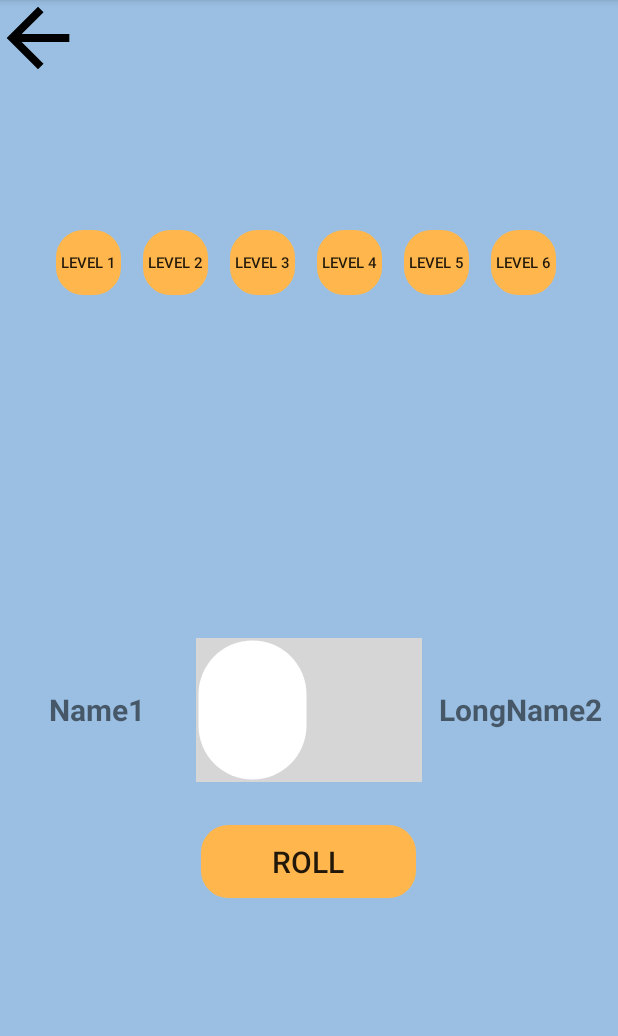
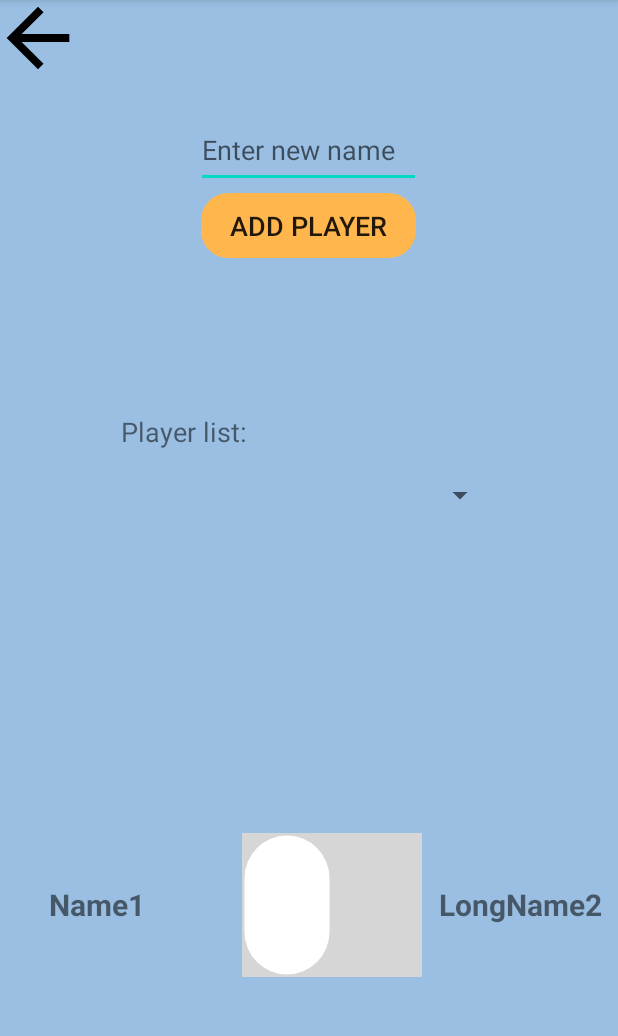
Before and after one commit to Vlad-Kovalev/GameCenter, an Android app: the screen it shows after launch (TruthOrDare), after a tap on an icon or button, on a phone screen of 412 x 824 dp, the part 84-1120 px from its top. Run offline under Robolectric (Android 15) with nearby library versions, the phone set to English and light mode, and no system bars.

```diff
--- a/app/build.gradle
+++ b/app/build.gradle
@@ -23,8 +23,8 @@ android {
         }
     }
     compileOptions {
-        sourceCompatibility JavaVersion.VERSION_1_8
-        targetCompatibility JavaVersion.VERSION_1_8
+        sourceCompatibility JavaVersion.VERSION_1_10
+        targetCompatibility JavaVersion.VERSION_1_10
     }
     sourceSets {
         main {
--- a/app/src/main/java/com/example/theendgame/TruthOrDare.java
+++ b/app/src/main/java/com/example/theendgame/TruthOrDare.java
@@ -1,14 +1,68 @@
 package com.example.theendgame;
 
 import androidx.appcompat.app.AppCompatActivity;
+import androidx.appcompat.widget.AppCompatButton;
+import androidx.appcompat.widget.AppCompatSpinner;
 
+import android.content.Intent;
 import android.os.Bundle;
+import android.view.View;
+import android.view.ViewGroup;
+import android.widget.AdapterView;
+import android.widget.ArrayAdapter;
+import android.widget.EditText;
+import android.widget.ImageButton;
+import android.widget.Spinner;
+import android.widget.Toast;
+
+import java.util.ArrayList;
 
 public class TruthOrDare extends AppCompatActivity {
+    private ImageButton btnBack;
+    private AppCompatButton btnAdd;
+    private EditText etNameInput;
+    private Spinner spinDropdown;
+    private ArrayList<String> players = new ArrayList<>();
 
     @Override
     protected void onCreate(Bundle savedInstanceState) {
         super.onCreate(savedInstanceState);
         setContentView(R.layout.activity_truth_or_dare);
+
+        spinDropdown = (Spinner)findViewById(R.id.spinDropdown);
+        etNameInput = findViewById(R.id.etNameInput);
+        btnBack = findViewById(R.id.btnBack); btnAdd = findViewById(R.id.btnAdd);
+        btnBack.setOnClickListener(new View.OnClickListener() {
+            @Override
+            public void onClick(View v) {
+                Intent intent = new Intent(TruthOrDare.this, center.class);
+                startActivity(intent);
+            }
+        });
+        btnAdd.setOnClickListener(new View.OnClickListener() {
+            @Override
+            public void onClick(View v) {
+                players.add(etNameInput.getText().toString());
+            }
+        });
+
+        ArrayAdapter<String> adapter = new ArrayAdapter<>(this, android.R.layout.simple_spinner_dropdown_item, players) {
+            @Override
+            public View getDropDownView(int position, View convertView, ViewGroup parent) {
+                // Check if it's the first item (position 0)
+                if (position == 0) {
+                    // Inflate the custom layout for the dropdown
+                    convertView = getLayoutInflater().inflate(R.layout.spinner_item_custom_message, parent, false);
+                } else {
+                    // For other positions, use the default dropdown view
+                    convertView = super.getDropDownView(position, convertView, parent);
+                }
+                return convertView;
+            }
+        };
+        adapter.setDropDownViewResource(android.R.layout.simple_spinner_dropdown_item);
+        spinDropdown.setAdapter(adapter);
+        spinDropdown.setSelection(0, true);
+
     }
 }
--- a/app/src/main/java/com/example/theendgame/center.java
+++ b/app/src/main/java/com/example/theendgame/center.java
@@ -11,7 +11,7 @@ import com.google.android.material.imageview.ShapeableImageView;
 
 public class center extends AppCompatActivity {
 
-    ShapeableImageView ivMemoryGame, ivTruthOrDare, ivDiceRoll;
+    ShapeableImageView ivMemoryGame, ivTruthOrDare, ivDiceRoll, ivFourInRow;
     EditText etName;
 
     @Override
@@ -23,6 +23,7 @@ public class center extends AppCompatActivity {
         ivMemoryGame = findViewById(R.id.ivMemoryGame);
         ivTruthOrDare = findViewById(R.id.ivTruthOrDare);
         ivDiceRoll = findViewById(R.id.ivDiceRoll);
+        ivFourInRow = findViewById(R.id.ivFourInRow);
         etName = findViewById(R.id.etName);
 
 
@@ -56,5 +57,15 @@ public class center extends AppCompatActivity {
             }
         });
 
+        ivFourInRow.setOnClickListener(new View.OnClickListener() {
+            @Override
+            public void onClick(View v) {
+                String name = etName.getText().toString();
+                Intent intent = new Intent(center.this, FourInRow.class);
+                intent.putExtra("keyname", name);
+                startActivity(intent);
+            }
+        });
+
     }
 }
--- a/app/src/main/res/drawable/switch_thumb.xml
+++ b/app/src/main/res/drawable/switch_thumb.xml
@@ -4,7 +4,7 @@
         <shape android:dither="true" android:shape="rectangle" android:useLevel="false" android:visible="true">
             <solid android:color="#36BD51"/>
             <corners android:radius="50dp" />
-            <size android:width="75dp" android:height="75dp" />
+            <size android:width="60dp" android:height="60dp" />
             <stroke android:width="3dp" android:color="#0000ffff" />
         </shape>
     </item>
@@ -12,7 +12,7 @@
         <shape android:dither="true" android:shape="rectangle" android:useLevel="false" android:visible="true">
             <solid android:color="#FFFFFF"/>
             <corners android:radius="50dp" />
-            <size android:width="75dp" android:height="75dp" />
+            <size android:width="60dp" android:height="60dp" />
             <stroke android:width="3dp" android:color="#0000ffff" />
         </shape>
     </item>
--- a/app/src/main/res/layout/activity_truth_or_dare.xml
+++ b/app/src/main/res/layout/activity_truth_or_dare.xml
@@ -14,76 +14,55 @@
         android:layout_height="50dp"
         android:src="@drawable/arrow_back_foreground"
         android:background="@android:color/transparent"/>
+
     <Space android:layout_width="wrap_content" android:layout_height="25dp"/>
+        <!--EDIT TEXT TEXT RESETING AFTER ADDING INTO A LIST-->
+        <!--ARRAY PLAYER REMOVE-->
+        <!--MEMORY GAME CLICKING ON THE SAME CARD TWICE COUNT AS CLICK IN COUNTER-->
+        <EditText
+            android:id="@+id/etNameInput"
+            android:layout_width="150dp"
+            android:layout_height="50dp"
+            android:layout_gravity="center"
+            android:hint="Enter new name"
+            android:textSize="18sp"/>
+
+    <androidx.appcompat.widget.AppCompatButton
+        android:id="@+id/btnAdd"
+        android:layout_width="150dp"
+        android:layout_height="50dp"
+        android:layout_gravity="center_horizontal"
+        android:text="Add Player"
+        android:textSize="18sp"
+        android:background="@drawable/restart_reroll_btn"
+        style="?android:attr/borderlessButtonStyle"/>
+
+    <Space android:layout_width="wrap_content" android:layout_height="100dp"/>
 
     <LinearLayout
-        android:layout_width="match_parent"
+        android:layout_width="wrap_content"
         android:layout_height="wrap_content"
-        android:orientation="horizontal"
-        android:layout_gravity="center">
+        android:orientation="vertical"
+        android:layout_gravity="center"
+        android:weightSum="5">
 
-        <!--MEMORY GAME CLICKING ON THE SAME CARD TWICE COUNT AS CLICK IN COUNTER-->
-        <GridLayout
-            android:id="@+id/glLevels"
+        <TextView
             android:layout_width="wrap_content"
-            android:layout_height="200dp"
-            android:columnCount="6"
-            android:padding="30dp"
-            android:useDefaultMargins="true"
-            android:layout_gravity="center">
+            android:layout_height="wrap_content"
+            android:text="Player list:"
+            android:textSize="18dp"
+            android:paddingBottom="5dp"/>
 
-            <androidx.appcompat.widget.AppCompatButton
-                android:layout_width="50dp"
+        <Spinner
+            android:id="@+id/spinDropdown"
+            android:layout_width="250dp"
             android:layout_height="50dp"
-                android:layout_gravity="center"
-                android:text="level 1"
-                android:textSize="10sp"
-                android:background="@drawable/restart_reroll_btn" style="?android:attr/borderlessButtonStyle"/>
-
-            <androidx.appcompat.widget.AppCompatButton
-                android:layout_width="50dp"
-                android:layout_height="50dp"
-                android:layout_gravity="center"
-                android:text="level 2"
-                android:textSize="10sp"
-                android:background="@drawable/restart_reroll_btn" style="?android:attr/borderlessButtonStyle"/>
-
-            <androidx.appcompat.widget.AppCompatButton
-                android:layout_width="50dp"
-                android:layout_height="50dp"
-                android:layout_gravity="center"
-                android:text="level 3"
-                android:textSize="10sp"
-                android:background="@drawable/restart_reroll_btn" style="?android:attr/borderlessButtonStyle"/>
-
-            <androidx.appcompat.widget.AppCompatButton
-                android:layout_width="50dp"
-                android:layout_height="50dp"
-                android:layout_gravity="center"
-                android:text="level 4"
-                android:textSize="10sp"
-                android:background="@drawable/restart_reroll_btn" style="?android:attr/borderlessButtonStyle"/>
-
-            <androidx.appcompat.widget.AppCompatButton
-                android:layout_width="50dp"
-                android:layout_height="50dp"
-                android:layout_gravity="center"
-                android:text="level 5"
-                android:textSize="10sp"
-                android:background="@drawable/restart_reroll_btn" style="?android:attr/borderlessButtonStyle"/>
-
-            <androidx.appcompat.widget.AppCompatButton
-                android:layout_width="50dp"
-                android:layout_height="50dp"
-                android:layout_gravity="center"
-                android:text="level 6"
-                android:textSize="10sp"
-                android:background="@drawable/restart_reroll_btn" style="?android:attr/borderlessButtonStyle"/>
-
-        </GridLayout>
+            android:layout_weight="3"
+            android:popupBackground="#8AB4DD"
+            android:spinnerMode="dropdown" />
     </LinearLayout>
 
-    <Space android:layout_width="wrap_content" android:layout_height="150dp"/>
+    <Space android:layout_width="wrap_content" android:layout_height="200dp"/>
 
     <LinearLayout
         android:layout_width="match_parent"
@@ -133,16 +112,5 @@
         </TableLayout>
     </LinearLayout>
 
-    <Space android:layout_width="wrap_content" android:layout_height="25dp"/>
-
-    <androidx.appcompat.widget.AppCompatButton
-        android:id="@+id/btnSubmit"
-        android:layout_width="150dp"
-        android:layout_height="55dp"
-        android:layout_gravity="center_horizontal"
-        android:text="Roll"
-        android:textSize="20sp"
-        android:background="@drawable/restart_reroll_btn"
-        style="?android:attr/borderlessButtonStyle"/>
 
 </LinearLayout>
```
Also changed, not shown: app/src/main/AndroidManifest.xml (+14 -0 lines), app/src/main/java/com/example/theendgame/FourInRow.java (added, +48 -0 lines), app/src/main/java/com/example/theendgame/TruthOrDarePlayerChooserActivity.java (added, +13 -0 lines), app/src/main/java/com/example/theendgame/memory_game.java (+8 -4 lines), app/src/main/res/drawable/circles.xml (added, +9 -0 lines), app/src/main/res/layout/activity_center.xml (+9 -0 lines), app/src/main/res/layout/activity_four_in_row.xml (added, +44 -0 lines), app/src/main/res/layout/activity_memory_game.xml (+10 -1 lines), app/src/main/res/layout/activity_truth_or_dare_player_chooser.xml (added, +151 -0 lines), app/src/main/res/layout/board_dimen.xml (added, +20 -0 lines), app/src/main/res/layout/spinner_item_custom_message.xml (added, +7 -0 lines). Lines whose indentation alone changed are shown as unchanged.
